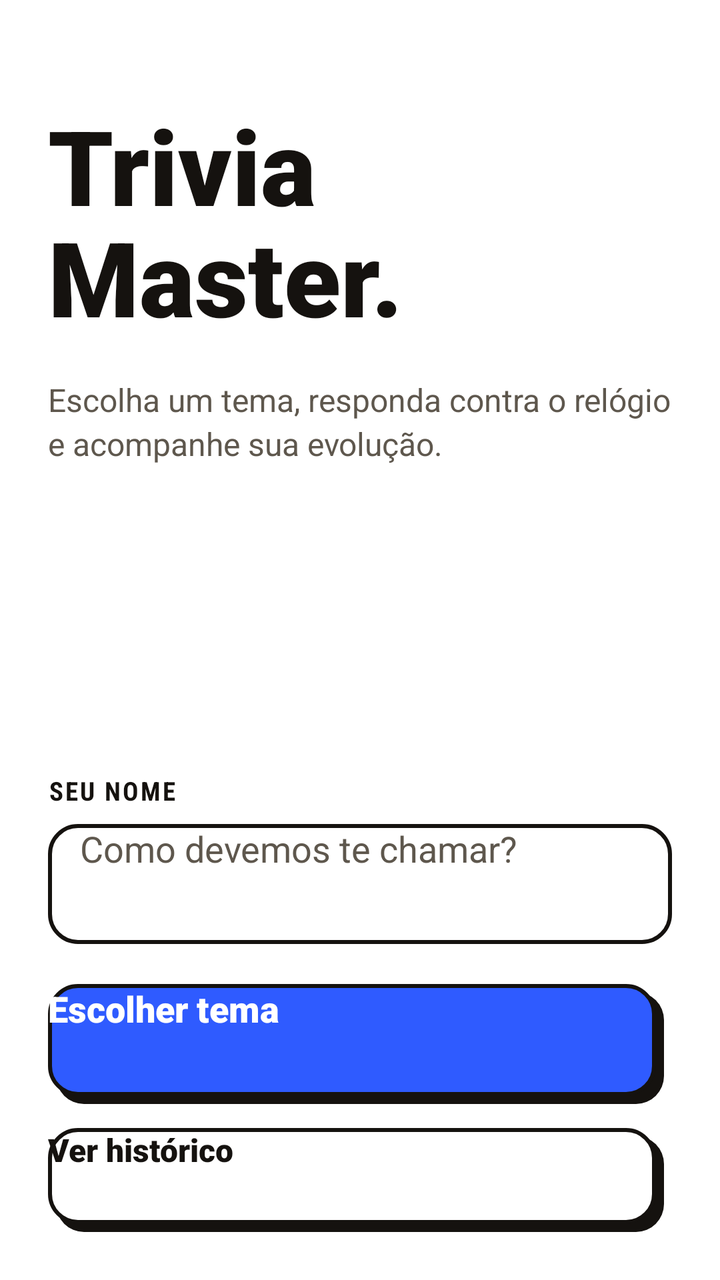
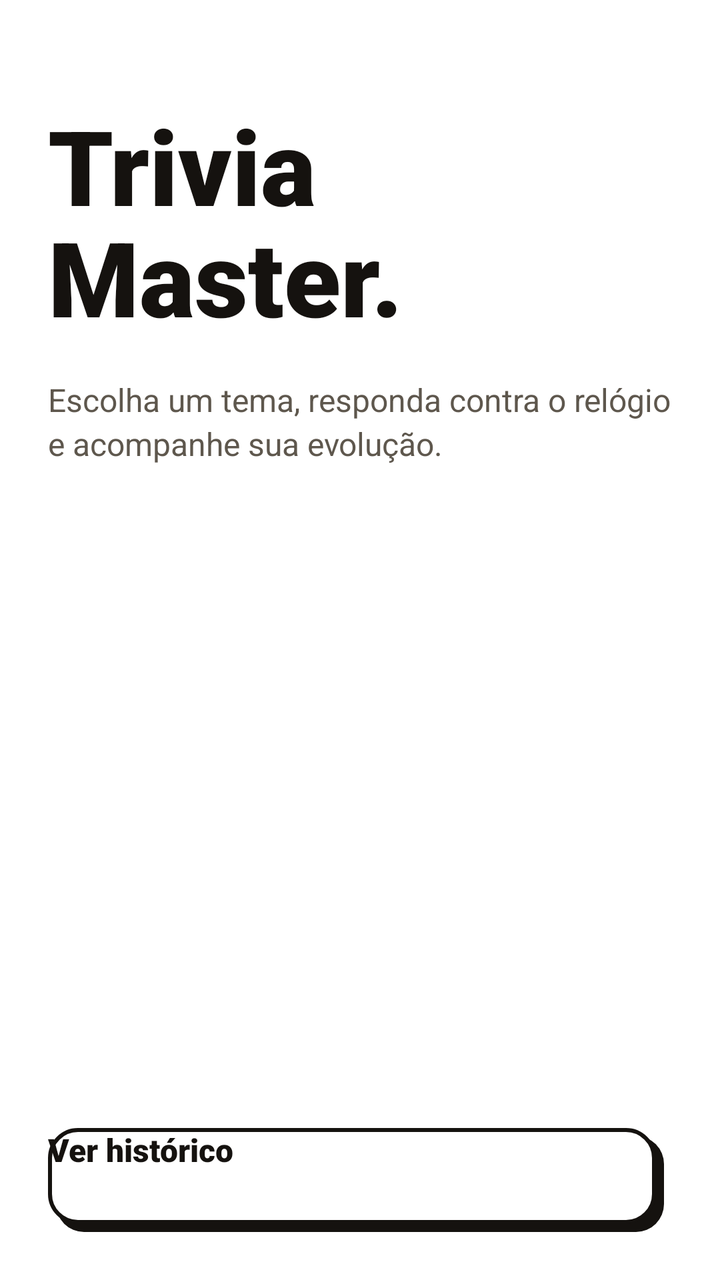

An Android layout rendered at two revisions. The XML below is the earlier revision; the diff shows what the commit changed to produce the second picture.
<!-- AndroidManifest.xml: activity theme Theme.TriviaMasterAndroid.Starting -->
<!-- res/layout/activity_player.xml -->
<?xml version="1.0" encoding="utf-8"?>
<ScrollView xmlns:android="http://schemas.android.com/apk/res/android"
    android:layout_width="match_parent"
    android:layout_height="match_parent"
    android:fillViewport="true">

    <LinearLayout
        android:id="@+id/content"
        android:layout_width="match_parent"
        android:layout_height="match_parent"
        android:orientation="vertical"
        android:paddingHorizontal="24dp"
        android:paddingTop="48dp"
        android:paddingBottom="24dp">

        <TextView
            android:id="@+id/headline"
            style="@style/Text.Display"
            android:layout_width="wrap_content"
            android:layout_height="wrap_content"
            android:text="@string/player_headline" />

        <TextView
            style="@style/Text.Body"
            android:layout_width="match_parent"
            android:layout_height="wrap_content"
            android:layout_marginTop="16dp"
            android:text="@string/player_intro" />

        <Space
            android:layout_width="match_parent"
            android:layout_height="0dp"
            android:layout_weight="1" />

        <TextView
            style="@style/Text.Label"
            android:layout_width="wrap_content"
            android:layout_height="wrap_content"
            android:labelFor="@id/name_input"
            android:text="@string/player_label" />

        <EditText
            android:id="@+id/name_input"
            android:layout_width="match_parent"
            android:layout_height="60dp"
            android:layout_marginTop="8dp"
            android:autofillHints="name"
            android:background="@drawable/bg_input"
            android:hint="@string/player_hint"
            android:imeOptions="actionDone"
            android:inputType="textPersonName|textCapWords"
            android:maxLength="20"
            android:maxLines="1"
            android:paddingHorizontal="16dp"
            android:textColor="@color/ink"
            android:textColorHint="@color/ink_soft"
            android:textSize="18sp" />

        <TextView
            android:id="@+id/name_error"
            android:layout_width="match_parent"
            android:layout_height="wrap_content"
            android:layout_marginTop="6dp"
            android:drawablePadding="6dp"
            android:text="@string/player_error_empty"
            android:textColor="@color/wrong"
            android:textSize="14sp"
            android:textStyle="bold"
            android:visibility="gone" />

        <androidx.appcompat.widget.AppCompatButton
            android:id="@+id/btn_play"
            style="@style/Button.Primary"
            android:layout_width="match_parent"
            android:layout_height="wrap_content"
            android:layout_marginTop="20dp"
            android:layout_marginEnd="4dp"
            android:text="@string/btn_play" />

        <androidx.appcompat.widget.AppCompatButton
            android:id="@+id/btn_history"
            style="@style/Button.Secondary"
            android:layout_width="match_parent"
            android:layout_height="wrap_content"
            android:layout_marginTop="12dp"
            android:layout_marginEnd="4dp"
            android:text="@string/btn_history" />
    </LinearLayout>
</ScrollView>
<!-- resources referenced by this layout -->
<resources>
  <color name="ink">#15120F</color>
  <color name="ink_soft">#5E574D</color>
  <color name="wrong">#D62839</color>
  <!-- drawable bg_input (drawable) -->
  <?xml version="1.0" encoding="utf-8"?>
  <shape xmlns:android="http://schemas.android.com/apk/res/android" android:shape="rectangle">
      <solid android:color="@color/surface" />
      <stroke android:width="2dp" android:color="@color/ink" />
      <corners android:radius="14dp" />
  </shape>
  <string name="btn_history">Ver histórico</string>
  <string name="btn_play">Escolher tema</string>
  <string name="player_error_empty">Digite um nome para continuar.</string>
  <string name="player_headline">Trivia\nMaster.</string>
  <string name="player_hint">Como devemos te chamar?</string>
  <string name="player_intro">Escolha um tema, responda contra o relógio e acompanhe sua evolução.</string>
  <string name="player_label">Seu nome</string>
  <style name="Button.Primary" parent="">
          <item name="android:background">@drawable/bg_btn_primary</item>
          <item name="android:textColor">@color/white</item>
          <item name="android:fontFamily">sans-serif-black</item>
          <item name="android:textSize">18sp</item>
          <item name="android:textAllCaps">false</item>
          <item name="android:minHeight">60dp</item>
          <item name="android:stateListAnimator">@null</item>
      </style>
  <style name="Button.Secondary" parent="">
          <item name="android:background">@drawable/bg_btn_secondary</item>
          <item name="android:textColor">@color/ink</item>
          <item name="android:fontFamily">sans-serif-black</item>
          <item name="android:textSize">16sp</item>
          <item name="android:textAllCaps">false</item>
          <item name="android:minHeight">52dp</item>
          <item name="android:stateListAnimator">@null</item>
      </style>
  <style name="Text.Body" parent="">
          <item name="android:textColor">@color/ink_soft</item>
          <item name="android:textSize">16sp</item>
          <item name="android:lineSpacingMultiplier">1.15</item>
      </style>
  <style name="Text.Display" parent="">
          <item name="android:fontFamily">sans-serif-black</item>
          <item name="android:textColor">@color/ink</item>
          <item name="android:textSize">52sp</item>
          <item name="android:lineSpacingMultiplier">0.92</item>
      </style>
  <style name="Text.Label" parent="">
          <item name="android:fontFamily">sans-serif-condensed</item>
          <item name="android:textStyle">bold</item>
          <item name="android:textAllCaps">true</item>
          <item name="android:letterSpacing">0.08</item>
          <item name="android:textColor">@color/ink</item>
          <item name="android:textSize">13sp</item>
      </style>
  <style name="Theme.TriviaMasterAndroid.Starting" parent="Theme.SplashScreen">
          <item name="windowSplashScreenBackground">@color/paper</item>
          <item name="windowSplashScreenAnimatedIcon">@drawable/ic_launcher_foreground</item>
          <item name="windowSplashScreenIconBackgroundColor">@color/sun</item>
          <item name="postSplashScreenTheme">@style/Theme.TriviaMasterAndroid</item>
      </style>
  <color name="surface">#FFFFFF</color>
  <color name="white">#FFFFFFFF</color>
  <color name="paper">#FFF4DC</color>
  <color name="sun">#FFD23F</color>
  <color name="blue_dark">#1B3FD1</color>
  <color name="blue">#2F5BFF</color>
  <style name="Animation.Trivia" parent="@android:style/Animation.Activity">
          <item name="android:activityOpenEnterAnimation">@anim/screen_enter</item>
          <item name="android:activityOpenExitAnimation">@anim/screen_exit</item>
          <item name="android:activityCloseEnterAnimation">@anim/screen_pop_enter</item>
          <item name="android:activityCloseExitAnimation">@anim/screen_pop_exit</item>
      </style>
  <!-- unchanged entries left out for length: 4 -->
</resources>

<!-- the commit's change to res/layout/activity_player.xml (unified diff, before → after) -->
@@ -32,50 +32,113 @@
             android:layout_height="0dp"
             android:layout_weight="1" />
 
-        <TextView
-            style="@style/Text.Label"
-            android:layout_width="wrap_content"
-            android:layout_height="wrap_content"
-            android:labelFor="@id/name_input"
-            android:text="@string/player_label" />
-
-        <EditText
-            android:id="@+id/name_input"
-            android:layout_width="match_parent"
-            android:layout_height="60dp"
-            android:layout_marginTop="8dp"
-            android:autofillHints="name"
-            android:background="@drawable/bg_input"
-            android:hint="@string/player_hint"
-            android:imeOptions="actionDone"
-            android:inputType="textPersonName|textCapWords"
-            android:maxLength="20"
-            android:maxLines="1"
-            android:paddingHorizontal="16dp"
-            android:textColor="@color/ink"
-            android:textColorHint="@color/ink_soft"
-            android:textSize="18sp" />
-
-        <TextView
-            android:id="@+id/name_error"
+        <LinearLayout
+            android:id="@+id/continue_group"
             android:layout_width="match_parent"
             android:layout_height="wrap_content"
-            android:layout_marginTop="6dp"
-            android:drawablePadding="6dp"
-            android:text="@string/player_error_empty"
-            android:textColor="@color/wrong"
-            android:textSize="14sp"
-            android:textStyle="bold"
-            android:visibility="gone" />
+            android:orientation="vertical"
+            android:visibility="gone">
 
-        <androidx.appcompat.widget.AppCompatButton
-            android:id="@+id/btn_play"
-            style="@style/Button.Primary"
+            <TextView
+                style="@style/Text.Label"
+                android:layout_width="wrap_content"
+                android:layout_height="wrap_content"
+                android:text="@string/playing_as" />
+
+            <TextView
+                android:id="@+id/current_name"
+                style="@style/Text.Display"
+                android:layout_width="match_parent"
+                android:layout_height="wrap_content"
+                android:ellipsize="end"
+                android:maxLines="1"
+                android:textSize="36sp" />
+
+            <androidx.appcompat.widget.AppCompatButton
+                android:id="@+id/btn_continue"
+                style="@style/Button.Primary"
+                android:layout_width="match_parent"
+                android:layout_height="wrap_content"
+                android:layout_marginTop="20dp"
+                android:layout_marginEnd="4dp" />
+
+            <androidx.appcompat.widget.AppCompatButton
+                android:id="@+id/btn_switch"
+                style="@style/Button.Secondary"
+                android:layout_width="match_parent"
+                android:layout_height="wrap_content"
+                android:layout_marginTop="12dp"
+                android:layout_marginEnd="4dp"
+                android:text="@string/switch_user" />
+        </LinearLayout>
+
+        <LinearLayout
+            android:id="@+id/chooser_group"
             android:layout_width="match_parent"
             android:layout_height="wrap_content"
-            android:layout_marginTop="20dp"
-            android:layout_marginEnd="4dp"
-            android:text="@string/btn_play" />
+            android:orientation="vertical"
+            android:visibility="gone">
+
+            <TextView
+                android:id="@+id/players_label"
+                style="@style/Text.Label"
+                android:layout_width="wrap_content"
+                android:layout_height="wrap_content"
+                android:text="@string/choose_player" />
+
+            <androidx.recyclerview.widget.RecyclerView
+                android:id="@+id/players"
+                android:layout_width="match_parent"
+                android:layout_height="wrap_content"
+                android:clipChildren="false"
+                android:clipToPadding="false"
+                android:nestedScrollingEnabled="false" />
+
+            <TextView
+                style="@style/Text.Label"
+                android:layout_width="wrap_content"
+                android:layout_height="wrap_content"
+                android:layout_marginTop="24dp"
+                android:labelFor="@id/name_input"
+                android:text="@string/new_player" />
+
+            <EditText
+                android:id="@+id/name_input"
+                android:layout_width="match_parent"
+                android:layout_height="60dp"
+                android:layout_marginTop="8dp"
+                android:autofillHints="name"
+                android:background="@drawable/bg_input"
+                android:hint="@string/player_hint"
+                android:imeOptions="actionDone"
+                android:inputType="textPersonName|textCapWords"
+                android:maxLength="20"
+                android:maxLines="1"
+                android:paddingHorizontal="16dp"
+                android:textColor="@color/ink"
+                android:textColorHint="@color/ink_soft"
+                android:textSize="18sp" />
+
+            <TextView
+                android:id="@+id/name_error"
+                android:layout_width="match_parent"
+                android:layout_height="wrap_content"
+                android:layout_marginTop="6dp"
+                android:text="@string/player_error_empty"
+                android:textColor="@color/wrong"
+                android:textSize="14sp"
+                android:textStyle="bold"
+                android:visibility="gone" />
+
+            <androidx.appcompat.widget.AppCompatButton
+                android:id="@+id/btn_create"
+                style="@style/Button.Primary"
+                android:layout_width="match_parent"
+                android:layout_height="wrap_content"
+                android:layout_marginTop="16dp"
+                android:layout_marginEnd="4dp"
+                android:text="@string/btn_create_player" />
+        </LinearLayout>
 
         <androidx.appcompat.widget.AppCompatButton
             android:id="@+id/btn_history"
<!-- resource entries referenced after the edit -->
@@ -10,13 +10,16 @@
       <stroke android:width="2dp" android:color="@color/ink" />
       <corners android:radius="14dp" />
   </shape>
+  <string name="btn_create_player">Criar e jogar</string>
   <string name="btn_history">Ver histórico</string>
-  <string name="btn_play">Escolher tema</string>
+  <string name="choose_player">Quem vai jogar?</string>
+  <string name="new_player">Novo jogador</string>
   <string name="player_error_empty">Digite um nome para continuar.</string>
   <string name="player_headline">Trivia\nMaster.</string>
   <string name="player_hint">Como devemos te chamar?</string>
   <string name="player_intro">Escolha um tema, responda contra o relógio e acompanhe sua evolução.</string>
-  <string name="player_label">Seu nome</string>
+  <string name="playing_as">Jogando como</string>
+  <string name="switch_user">Trocar de usuário</string>
   <style name="Button.Primary" parent="">
           <item name="android:background">@drawable/bg_btn_primary</item>
           <item name="android:textColor">@color/white</item>
